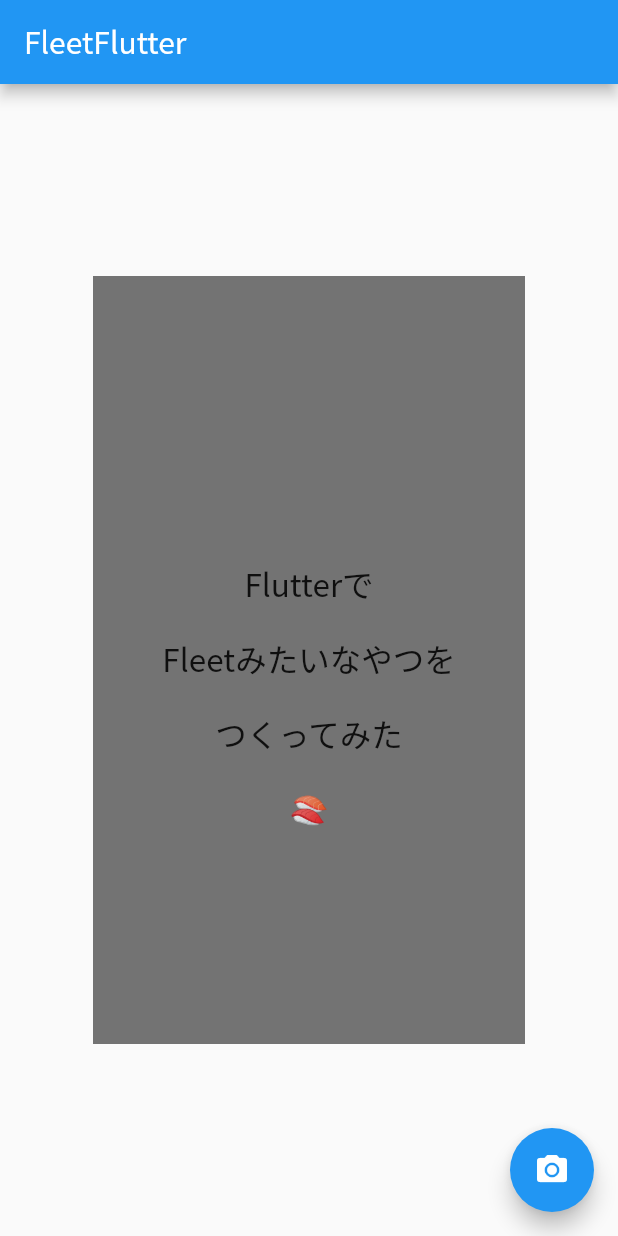
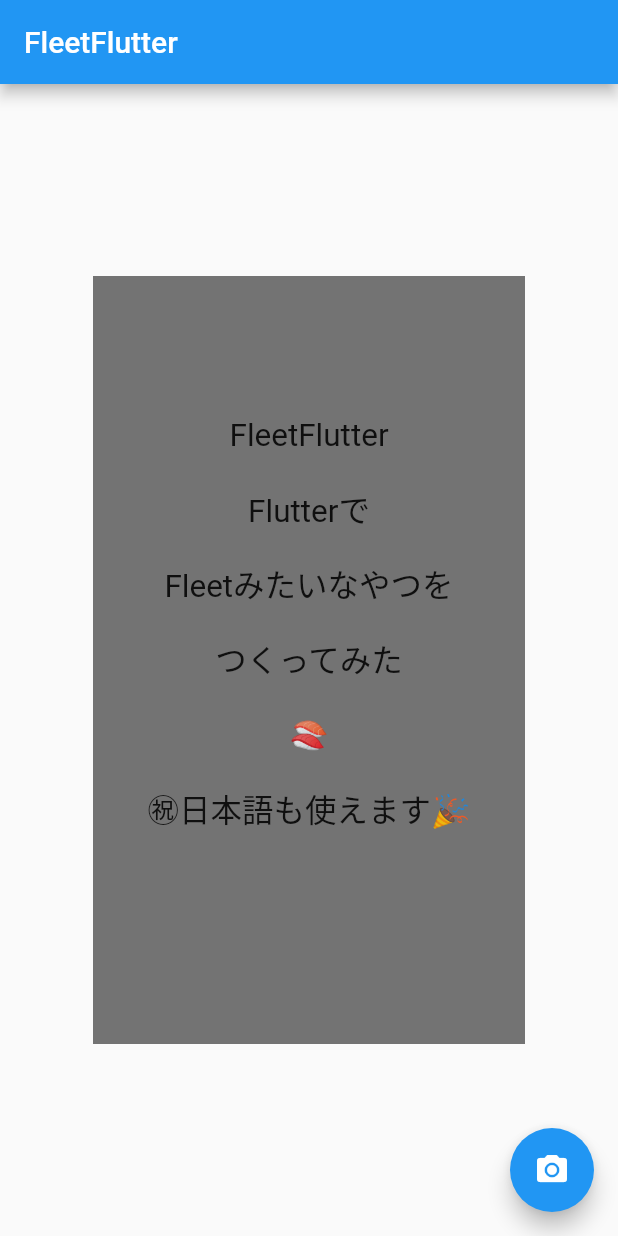
Before and after one commit to aridai/fleet_flutter, a Flutter app: the screen it shows after launch, on a phone screen of 412 x 824 dp. Run offline on Flutter 3.47's test engine with Material 2 defaults, Android fonts, the phone set to English and light mode, and no system bars; our stand-ins replace freezed_annotation, rxdart, share_plus; missing offline and left inert: universal_html; generated files the repository leaves out were written again.

Commit message:
使用フォントをさわらびゴシックに変更

```diff
--- a/lib/my_app.dart
+++ b/lib/my_app.dart
@@ -1,13 +1,39 @@
 import 'package:fleet_flutter/my_page.dart';
+import 'package:flutter/foundation.dart' show kIsWeb;
 import 'package:flutter/material.dart';
 
 class MyApp extends StatelessWidget {
   @override
   Widget build(BuildContext context) {
+    final textTheme = kIsWeb
+        ? Theme.of(context)
+            .textTheme
+            .withFallback(const ['SawarabiGothic', 'NotoColorEmoji'])
+        : null;
+
     return MaterialApp(
       title: 'FleetFlutter',
-      theme: ThemeData(primarySwatch: Colors.blue, fontFamily: 'NotoSansCJK'),
+      theme: ThemeData(primarySwatch: Colors.blue, textTheme: textTheme),
       home: const MyPage(),
     );
   }
 }
+
+extension TextThemeEx on TextTheme {
+  TextTheme withFallback(List<String>? fallback) {
+    return TextTheme(
+      headline1: headline1?.copyWith(fontFamilyFallback: fallback),
+      headline2: headline2?.copyWith(fontFamilyFallback: fallback),
+      headline3: headline3?.copyWith(fontFamilyFallback: fallback),
+      headline4: headline4?.copyWith(fontFamilyFallback: fallback),
+      headline5: headline5?.copyWith(fontFamilyFallback: fallback),
+      headline6: headline6?.copyWith(fontFamilyFallback: fallback),
+      subtitle1: subtitle1?.copyWith(fontFamilyFallback: fallback),
+      subtitle2: subtitle2?.copyWith(fontFamilyFallback: fallback),
+      bodyText1: bodyText1?.copyWith(fontFamilyFallback: fallback),
+      bodyText2: bodyText2?.copyWith(fontFamilyFallback: fallback),
+      caption: caption?.copyWith(fontFamilyFallback: fallback),
+      overline: overline?.copyWith(fontFamilyFallback: fallback),
+    );
+  }
+}
--- a/lib/my_page.dart
+++ b/lib/my_page.dart
@@ -30,19 +30,13 @@ class _MyPageState extends State<MyPage> {
   Widget build(BuildContext context) {
     return Scaffold(
       appBar: AppBar(title: const Text('FleetFlutter')),
-      body: DefaultTextStyle.merge(
-        style: const TextStyle(
-          fontFamily: 'NotoSansCJK',
-          fontFamilyFallback: ['NotoColorEmoji'],
-        ),
-        child: Center(
+      body: Center(
         child: SizedBox(
           width: 720 / 2.5,
           height: 1280 / 2.5,
           child: RepaintBoundary(
             key: _key,
             child: _buildContent(),
-            ),
           ),
         ),
       ),
--- a/lib/my_page_bloc.dart
+++ b/lib/my_page_bloc.dart
@@ -7,10 +7,12 @@ import 'package:rxdart/rxdart.dart';
 class MyPageBloc {
   final _elements = BehaviorSubject<List<FleetElement>>.seeded(
     [
-      const FleetElement.text('Flutterで', Offset(0, -50), 1.5, 0.0),
-      const FleetElement.text('Fleetみたいなやつを', Offset.zero, 1.5, 0.0),
-      const FleetElement.text('つくってみた', Offset(0, 50), 1.5, 0.0),
-      const FleetElement.text('🍣', Offset(0, 100), 1.5, 0.0),
+      const FleetElement.text('FleetFlutter', Offset(0, -150), 1.5, 0.0),
+      const FleetElement.text('Flutterで', Offset(0, -100), 1.5, 0.0),
+      const FleetElement.text('Fleetみたいなやつを', Offset(0, -50), 1.5, 0.0),
+      const FleetElement.text('つくってみた', Offset(0, 0), 1.5, 0.0),
+      const FleetElement.text('🍣', Offset(0, 50), 1.5, 0.0),
+      const FleetElement.text('㊗️日本語も使えます🎉', Offset(0, 100), 1.5, 0.0),
     ],
   );
 
--- a/pubspec.yaml
+++ b/pubspec.yaml
@@ -24,9 +24,9 @@ dev_dependencies:
 flutter:
   uses-material-design: true
   fonts:
+    - family: SawarabiGothic
+      fonts:
+        - asset: assets/SawarabiGothic-Regular.ttf
     - family: NotoColorEmoji
       fonts:
         - asset: assets/NotoColorEmoji.ttf
-    - family: NotoSansCJK
-      fonts:
-        - asset: assets/NotoSansCJKjp-Regular.otf
```
Also changed, not shown: 2 other files. Lines whose indentation alone changed are shown as unchanged.
